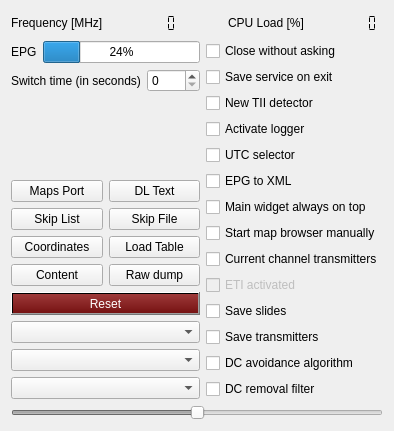
First picture: the form in forms/config-helper.ui, repository tomneda/DABstar, before the edit.
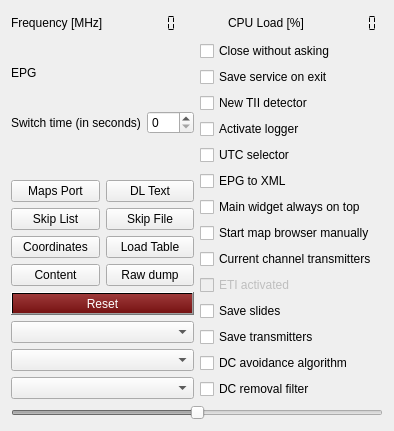
Second picture: the form after the edit.

Commit message: Shift FIC bar to main windows

```diff
--- a/forms/config-helper.ui
+++ b/forms/config-helper.ui
@@ -115,16 +115,6 @@
            </property>
           </widget>
          </item>
-         <item>
-          <widget class="QProgressBar" name="ficError_display">
-           <property name="toolTip">
-            <string>&lt;html&gt;&lt;head/&gt;&lt;body&gt;&lt;p&gt;Quality indicator for FIC processing. &lt;/p&gt;&lt;p&gt;FIC data defined kind of directory structure for the data in the MSC. Usually, if FIC is not 100% decoding is not possible.&lt;/p&gt;&lt;/body&gt;&lt;/html&gt;</string>
-           </property>
-           <property name="value">
-            <number>24</number>
-           </property>
-          </widget>
-         </item>
         </layout>
        </item>
        <item>
```
The commit also changes 2 other files.
